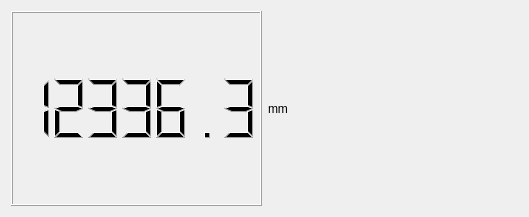
fupe/digitizer2, file MeasureDialog.ui: the form before one commit.
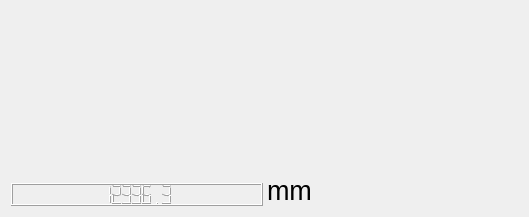
The form after the commit.

Commit message: Align unit label with LCD display

What changed in the file:
```diff
--- a/MeasureDialog.ui
+++ b/MeasureDialog.ui
@@ -28,7 +28,10 @@
   <layout class="QVBoxLayout" name="verticalLayout">
    <item>
     <layout class="QHBoxLayout" name="horizontalLayout">
-     <item>
+     <property name="spacing">
+      <number>4</number>
+     </property>
+     <item alignment="Qt::AlignBottom">
       <widget class="QLCDNumber" name="lcdNumber">
        <property name="sizePolicy">
         <sizepolicy hsizetype="Minimum" vsizetype="Minimum">
@@ -50,11 +53,19 @@
        </property>
       </widget>
      </item>
-     <item>
+     <item alignment="Qt::AlignBottom">
       <widget class="QLabel" name="unitLabel">
+       <property name="font">
+        <font>
+         <pointsize>20</pointsize>
+        </font>
+       </property>
        <property name="text">
         <string>mm</string>
        </property>
+       <property name="alignment">
+        <set>Qt::AlignBottom|Qt::AlignLeft</set>
+       </property>
       </widget>
      </item>
     </layout>
```
Lines whose indentation alone changed are shown as unchanged.
